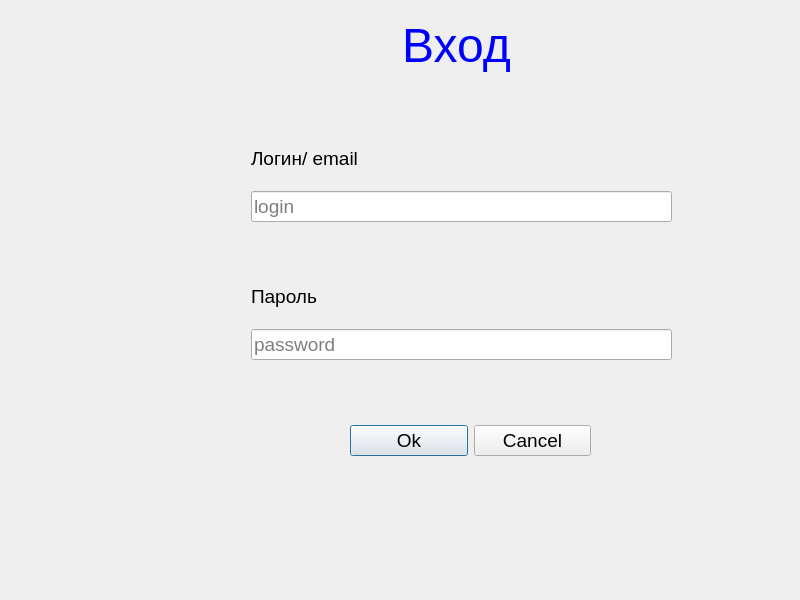
The window that testschool/login_form.ui (Natasha-rare/The-analysis-of-structure-and-dinamics-of-graduate-s-network-communities) describes before a commit, drawn with Qt 5.
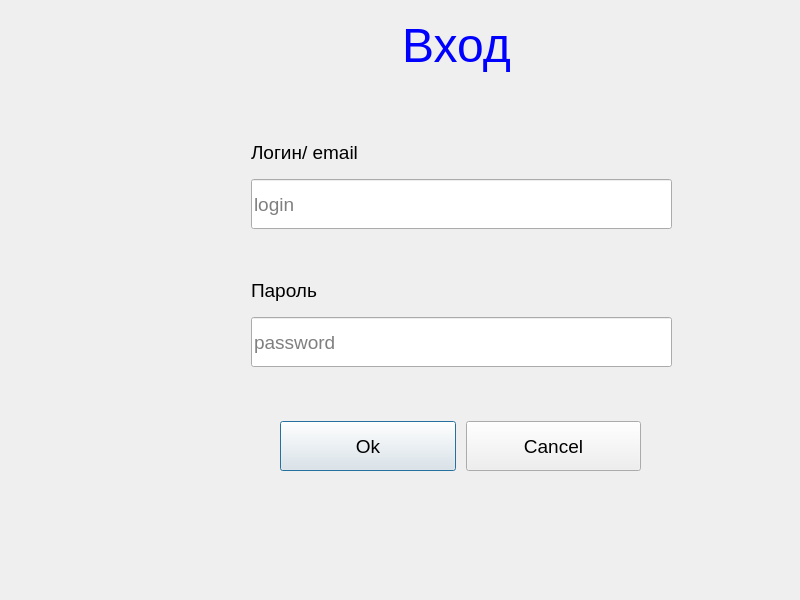
The same window after the commit.

What changed in the file:
```diff
--- a/testschool/login_form.ui
+++ b/testschool/login_form.ui
@@ -65,15 +65,24 @@
   <widget class="QWidget" name="layoutWidget">
    <property name="geometry">
     <rect>
-     <x>350</x>
+     <x>280</x>
      <y>420</y>
-     <width>241</width>
-     <height>41</height>
+     <width>361</width>
+     <height>52</height>
     </rect>
    </property>
    <layout class="QHBoxLayout" name="horizontalLayout">
+    <property name="spacing">
+     <number>10</number>
+    </property>
     <item>
      <widget class="QPushButton" name="ok">
+      <property name="minimumSize">
+       <size>
+        <width>0</width>
+        <height>50</height>
+       </size>
+      </property>
       <property name="text">
        <string>Ok</string>
       </property>
@@ -81,6 +90,12 @@
     </item>
     <item>
      <widget class="QPushButton" name="cancel">
+      <property name="minimumSize">
+       <size>
+        <width>0</width>
+        <height>50</height>
+       </size>
+      </property>
       <property name="text">
        <string>Cancel</string>
       </property>
@@ -88,18 +103,24 @@
     </item>
    </layout>
   </widget>
-  <widget class="QWidget" name="">
+  <widget class="QWidget" name="layoutWidget">
    <property name="geometry">
     <rect>
      <x>251</x>
      <y>269</y>
      <width>421</width>
-     <height>91</height>
+     <height>98</height>
     </rect>
    </property>
    <layout class="QVBoxLayout" name="verticalLayout_2">
     <item>
      <widget class="QLabel" name="label_3">
+      <property name="minimumSize">
+       <size>
+        <width>0</width>
+        <height>40</height>
+       </size>
+      </property>
       <property name="font">
        <font>
         <family>Arial</family>
@@ -116,7 +137,7 @@
       <property name="minimumSize">
        <size>
         <width>0</width>
-        <height>30</height>
+        <height>50</height>
        </size>
       </property>
       <property name="font">
@@ -140,22 +161,31 @@
       <property name="placeholderText">
        <string>password</string>
       </property>
+      <property name="clearButtonEnabled">
+       <bool>true</bool>
+      </property>
      </widget>
     </item>
    </layout>
   </widget>
-  <widget class="QWidget" name="">
+  <widget class="QWidget" name="layoutWidget">
    <property name="geometry">
     <rect>
      <x>251</x>
      <y>131</y>
      <width>421</width>
-     <height>91</height>
+     <height>98</height>
     </rect>
    </property>
    <layout class="QVBoxLayout" name="verticalLayout">
     <item>
      <widget class="QLabel" name="login_lbl">
+      <property name="minimumSize">
+       <size>
+        <width>0</width>
+        <height>40</height>
+       </size>
+      </property>
       <property name="font">
        <font>
         <family>Arial</family>
@@ -172,7 +202,7 @@
       <property name="minimumSize">
        <size>
         <width>0</width>
-        <height>30</height>
+        <height>50</height>
        </size>
       </property>
       <property name="font">
@@ -184,6 +214,12 @@
       <property name="placeholderText">
        <string>login</string>
       </property>
+      <property name="cursorMoveStyle">
+       <enum>Qt::LogicalMoveStyle</enum>
+      </property>
+      <property name="clearButtonEnabled">
+       <bool>true</bool>
+      </property>
      </widget>
     </item>
    </layout>
```
